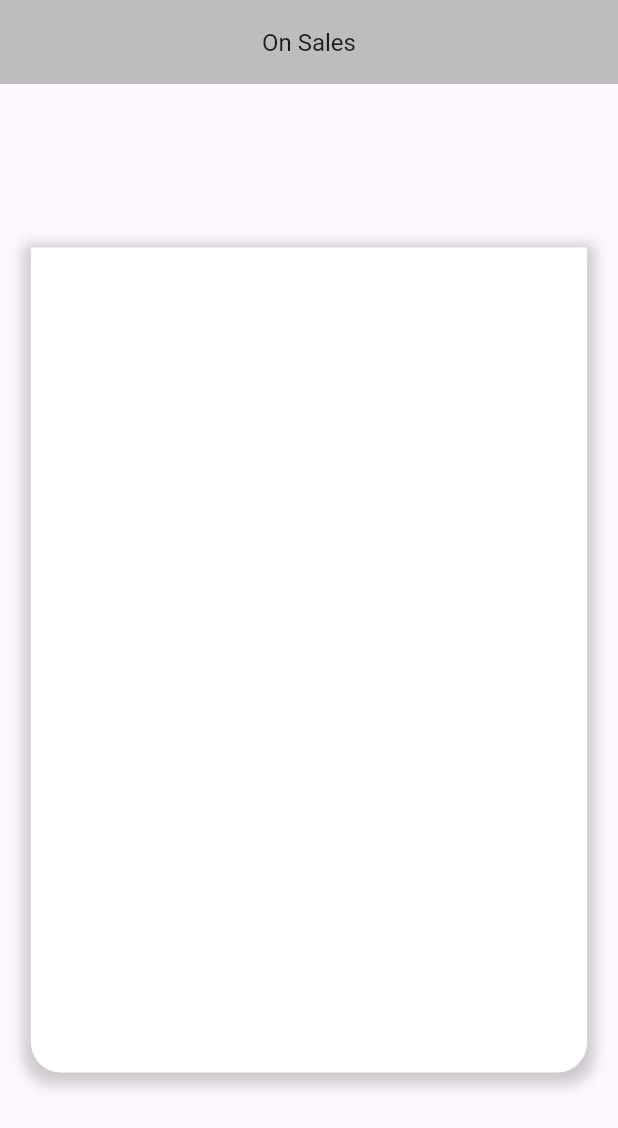
After one commit to philovia/otop-final, a Flutter app: the CustomContainer screen opened directly, on a phone screen of 412 x 824 dp. The commit adds this screen. Shown: the top 1128 px of the screen. Run offline on Flutter 3.47's test engine with Material 3 defaults, Android fonts, the phone set to English and light mode, and no system bars; our stand-ins replace google_fonts, image_picker, logger, shared_preferences; accounts and stored records are empty.

Commit message:
new widget

```diff
--- a/lib/pages/mobile_supplier_dashboard.dart
+++ b/lib/pages/mobile_supplier_dashboard.dart
@@ -100,7 +100,7 @@ class _MobileSupplierDashboardState extends State<MobileSupplierDashboard> {
                 child: Text(
                   'SUPPLIER DASHBOARD',
                   style: TextStyle(
-                    fontSize: 16,
+                    fontSize: 11,
                     fontWeight: FontWeight.bold,
                     color: Colors.white,
                   ),
--- /dev/null
+++ b/lib/widget/custom_container.dart
@@ -0,0 +1,59 @@
+
+
+  import 'package:flutter/material.dart';
+
+  class CustomContainer extends StatelessWidget {
+    const CustomContainer({super.key});
+
+    @override
+    Widget build(BuildContext context) {
+      // get the width of the screen
+      double screenWidth = MediaQuery.of(context).size.width;
+
+      // set the container width
+      double containerWidth;
+      if (screenWidth <= 500){
+        containerWidth = screenWidth *0.9;  // magagamit yung .9 percent ng screen
+      }else if (screenWidth > 500 && screenWidth <= 1100){
+        containerWidth = 500; // magagmmit yug max widt ng screen na 500
+      } else {
+        containerWidth = 1100 ; // use a larger screen more than the 1100 screen size
+      }
+      return Scaffold(
+        appBar: AppBar(
+          backgroundColor: Colors.grey[400],
+          title:
+              Center(child: Text('On Sales', style: TextStyle(fontSize: 16))),
+        ),
+        body: Center(
+          child: Container(
+            width: containerWidth,
+            height: 550,
+            padding: EdgeInsets.all(15.0),
+            decoration: BoxDecoration(
+              color: Colors.white,
+              borderRadius: BorderRadius.only(
+                bottomLeft: Radius.circular(20.0),
+                bottomRight: Radius.circular(20.0),
+              ),
+              boxShadow: [
+                BoxShadow(
+                  color: Colors.grey.withOpacity(0.5),
+                  spreadRadius: 5,
+                  blurRadius: 7,
+                  offset: Offset(0, 3),
+                )
+              ]
+            ),
+          ),
+        ),
+      );
+    }
+  }
+
+  void main (){
+    runApp(MaterialApp(
+      home: CustomContainer(),
+    ),
+    );
+  }
```
Also changed, not shown: lib/components/auth.dart (+6 -4 lines), lib/pages/desktop_supplier_dashboard.dart (+8 -2 lines), lib/widget/costom_listview.dart (added, +19 -0 lines), lib/widget/product_form_card.dart (deleted, +0 -148 lines).
